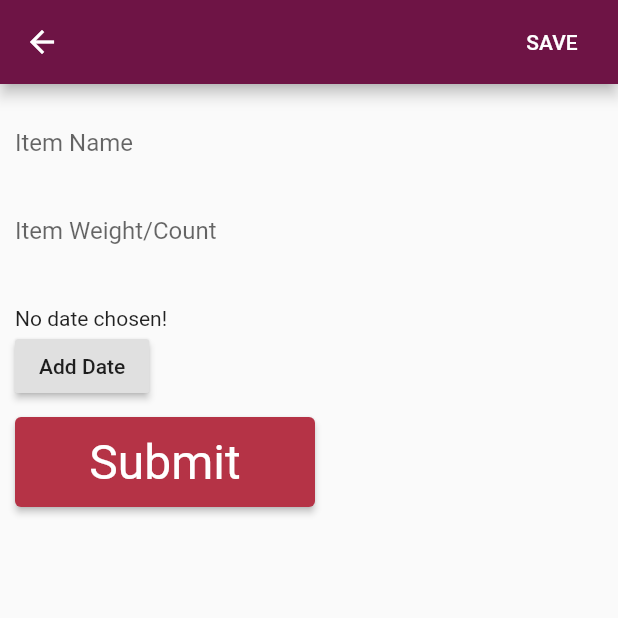
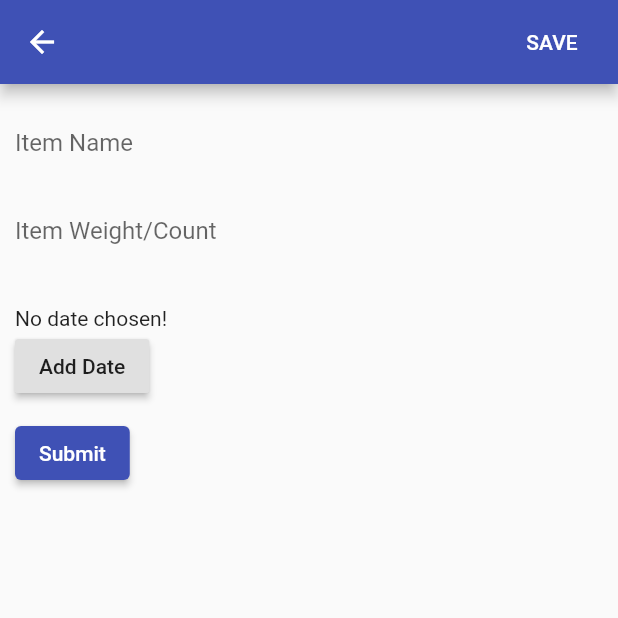
Before and after one commit to ImperialOctopus/fridgespace, a Flutter app: the AddItemScreen screen opened directly with empty values, on a phone screen of 412 x 824 dp, the top half of it. Run offline on Flutter 3.47's test engine with Material 2 defaults, Android fonts, the phone set to English and light mode, and no system bars; our stand-ins replace cloud_firestore, equatable, firebase_auth, firebase_core, flutter_bloc, google_sign_in and 1 more; missing offline and left inert: firebase_ml_vision, openfoodfacts; accounts and stored records are empty.

Commit message:
Update colour theme

```diff
--- a/lib/theme/theme.dart
+++ b/lib/theme/theme.dart
@@ -4,49 +4,6 @@ import 'package:flutter/material.dart';
 final themeData = ThemeData(
   // Define the default brightness and colors.
   brightness: Brightness.light,
-  primaryColor: const Color.fromARGB(255, 110, 20, 69),
-  accentColor: const Color.fromARGB(255, 181, 51, 70),
-  textSelectionTheme: const TextSelectionThemeData(
-      cursorColor: Color.fromARGB(255, 181, 51, 70)),
-
-  outlinedButtonTheme: OutlinedButtonThemeData(
-    style: OutlinedButton.styleFrom(
-      primary: const Color.fromARGB(255, 181, 51, 70),
-      textStyle: const TextStyle(fontSize: 32),
-      minimumSize: const Size(200, 60),
-    ),
-  ),
-  elevatedButtonTheme: ElevatedButtonThemeData(
-      style: ElevatedButton.styleFrom(
-    primary: const Color.fromARGB(255, 181, 51, 70),
-    textStyle: const TextStyle(fontSize: 32),
-    minimumSize: const Size(200, 60),
-  )),
-  textButtonTheme: TextButtonThemeData(
-      style: TextButton.styleFrom(
-    primary: const Color.fromARGB(255, 127, 127, 127),
-    textStyle: const TextStyle(fontSize: 20),
-    minimumSize: const Size(200, 60),
-  )),
-
-  textTheme: const TextTheme(
-    // Main app title
-    headline1: TextStyle(
-      fontSize: 48,
-      fontWeight: FontWeight.normal,
-      color: Colors.black87,
-    ),
-    // Level select title
-    headline2: TextStyle(
-      fontSize: 18,
-      fontWeight: FontWeight.normal,
-      color: Colors.black87,
-    ),
-    // Level select subtitle
-    subtitle1: TextStyle(
-      fontSize: 16,
-      fontWeight: FontWeight.normal,
-      color: Colors.black54,
-    ),
-  ),
+  primarySwatch: Colors.indigo,
+  accentColor: Colors.deepPurple,
 );
```
